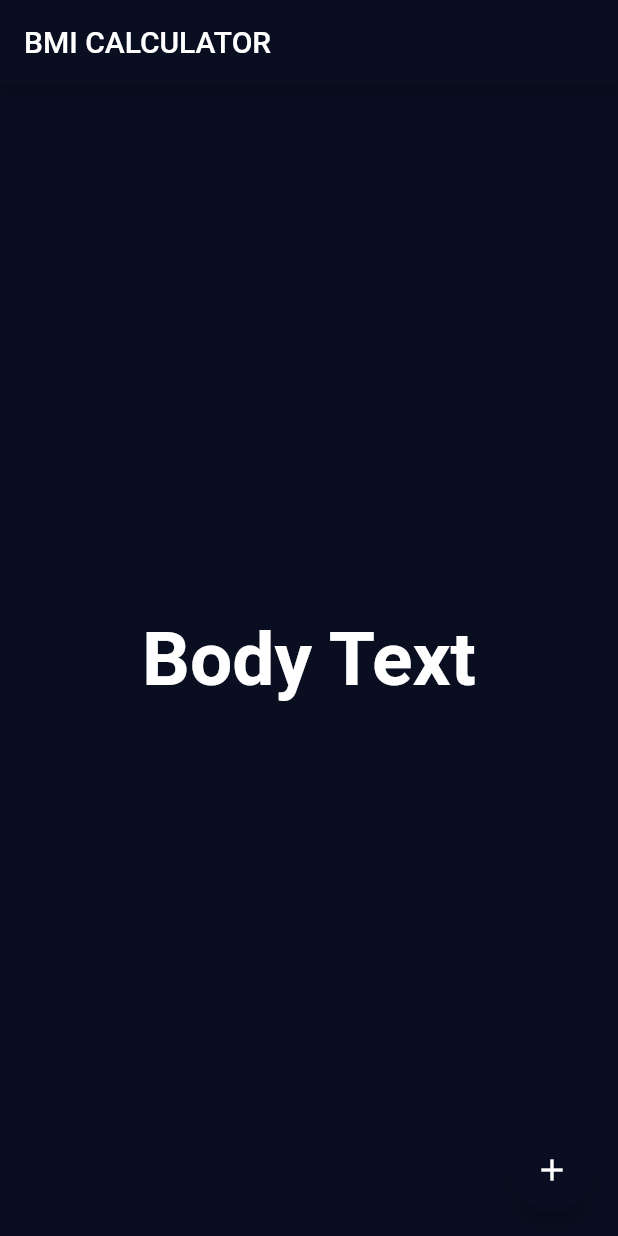
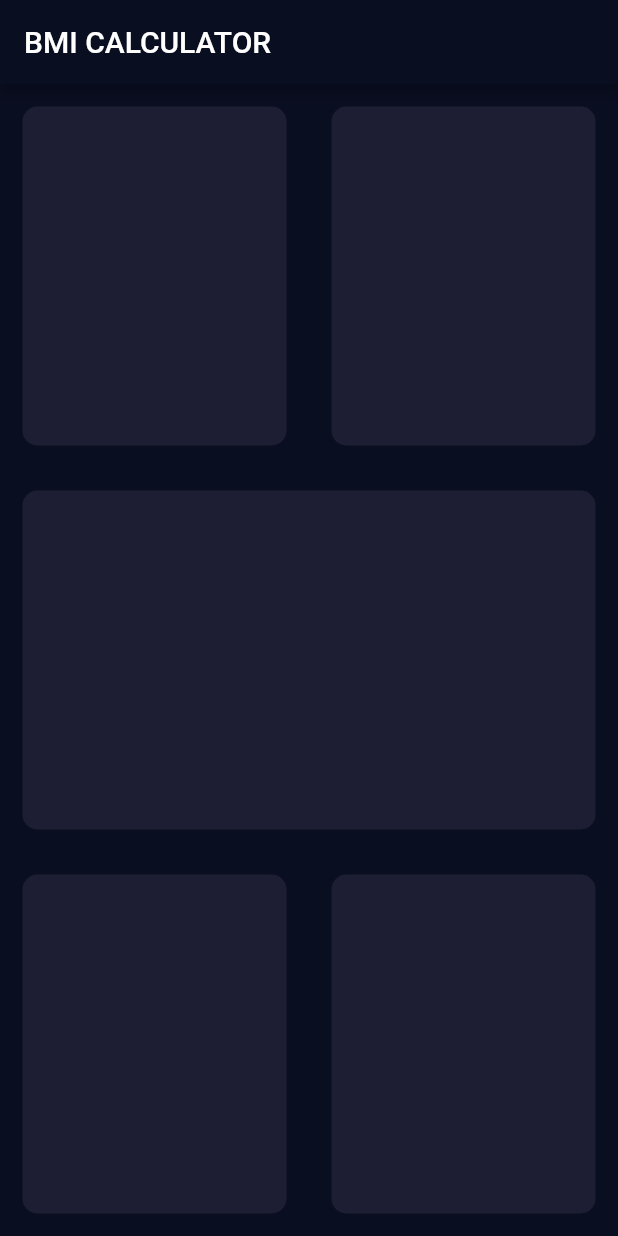
Before and after one commit to Junaed29/bmi_calculator, a Flutter app: the screen it shows after launch, on a phone screen of 412 x 824 dp. Run offline on Flutter 3.47's test engine with Material 2 defaults, Android fonts, the phone set to English and light mode, and no system bars.

Commit message:
Reusable widget added

```diff
--- a/lib/helper.dart
+++ b/lib/helper.dart
@@ -11,7 +11,7 @@ class Helper {
     for (int i = 1; i < 10; i++) {
       strengths.add(0.1 * i);
     }
-    strengths.forEach((strength) {
+    for (var strength in strengths) {
       final double ds = 0.5 - strength;
       swatch[(strength * 1000).round()] = Color.fromRGBO(
         r + ((ds < 0 ? r : (255 - r)) * ds).round(),
@@ -19,7 +19,7 @@ class Helper {
         b + ((ds < 0 ? b : (255 - b)) * ds).round(),
         1,
       );
-    });
+    }
     return MaterialColor(color.value, swatch);
   }
 }
--- /dev/null
+++ b/lib/input_page.dart
@@ -0,0 +1,57 @@
+import 'package:flutter/material.dart';
+
+class InputPage extends StatefulWidget {
+  @override
+  _InputPageState createState() => _InputPageState();
+}
+
+class _InputPageState extends State<InputPage> {
+  @override
+  Widget build(BuildContext context) {
+    return Scaffold(
+      appBar: AppBar(
+        title: Text('BMI CALCULATOR'),
+      ),
+      body: Column(children: [
+        Expanded(
+            child: Row(children: [
+          Expanded(
+            child: ReusableCard(color: const Color(0xFF1D1E33)),
+          ),
+          Expanded(
+            child: ReusableCard(color: const Color(0xFF1D1E33)),
+          ),
+        ])),
+        Expanded(
+          child: ReusableCard(color: const Color(0xFF1D1E33)),
+        ),
+        Expanded(
+            child: Row(children: [
+          Expanded(
+            child: ReusableCard(color: const Color(0xFF1D1E33)),
+          ),
+          Expanded(
+            child: ReusableCard(color: const Color(0xFF1D1E33)),
+          ),
+        ])),
+      ]),
+    );
+  }
+}
+
+class ReusableCard extends StatelessWidget {
+  final Color color;
+
+  ReusableCard({required this.color});
+
+  @override
+  Widget build(BuildContext context) {
+    return Container(
+      margin: const EdgeInsets.all(15),
+      decoration: BoxDecoration(
+        color: color,
+        borderRadius: BorderRadius.circular(10),
+      ),
+    );
+  }
+}
--- a/lib/main.dart
+++ b/lib/main.dart
@@ -1,50 +1,19 @@
-import 'package:bmi_calculator/helper.dart';
 import 'package:flutter/material.dart';
 
-void main() {
-  runApp(BMICalculator());
-}
+import 'input_page.dart';
+
+void main() => runApp(BMICalculator());
 
 class BMICalculator extends StatelessWidget {
   @override
   Widget build(BuildContext context) {
     return MaterialApp(
       debugShowCheckedModeBanner: false,
-      theme: ThemeData(
-        primarySwatch: Helper.createMaterialColor(const Color(0xFF0A0E21)),
+      theme: ThemeData.dark().copyWith(
+        colorScheme: const ColorScheme.light(primary: Color(0xFF0A0E21)),
         scaffoldBackgroundColor: const Color(0xFF0A0E21),
-        textTheme: const TextTheme(
-          bodyText2: TextStyle(
-            color: Colors.white,
-            fontWeight: FontWeight.bold,
-            fontSize: 50,
-          ),
-        ),
       ),
       home: InputPage(),
     );
   }
 }
-
-class InputPage extends StatefulWidget {
-  @override
-  _InputPageState createState() => _InputPageState();
-}
-
-class _InputPageState extends State<InputPage> {
-  @override
-  Widget build(BuildContext context) {
-    return Scaffold(
-      appBar: AppBar(
-        title: Text('BMI CALCULATOR'),
-      ),
-      body: const Center(
-        child: Text('Body Text'),
-      ),
-      floatingActionButton: FloatingActionButton(
-        onPressed: () {},
-        child: Icon(Icons.add),
-      ),
-    );
-  }
-}
```
